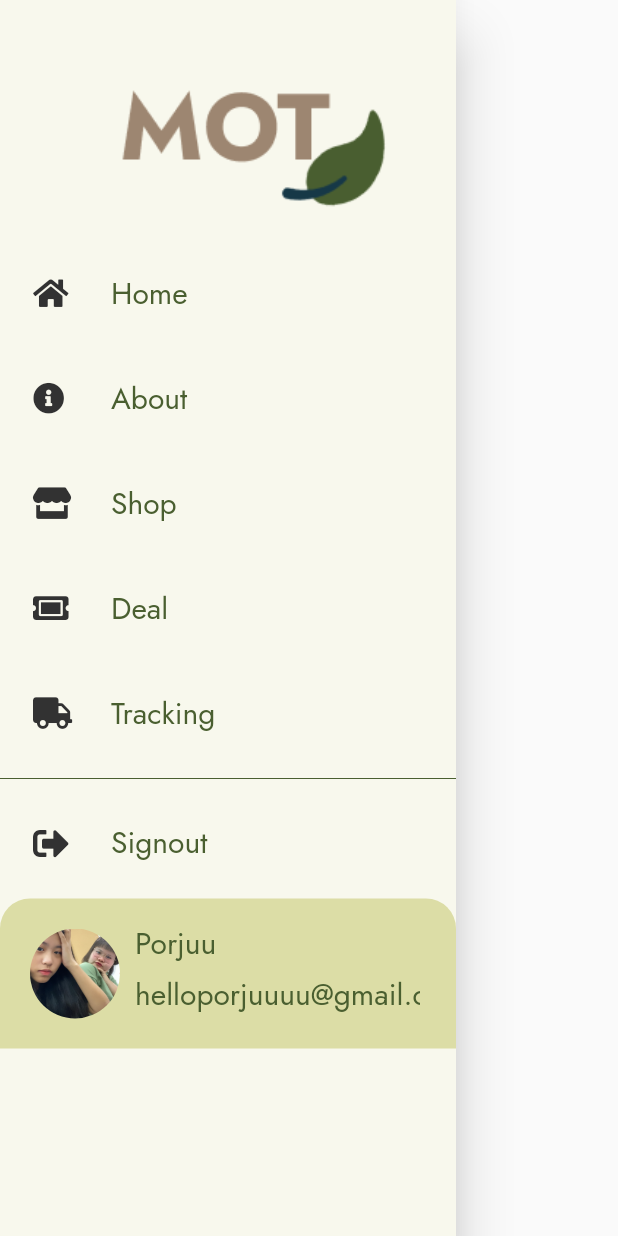
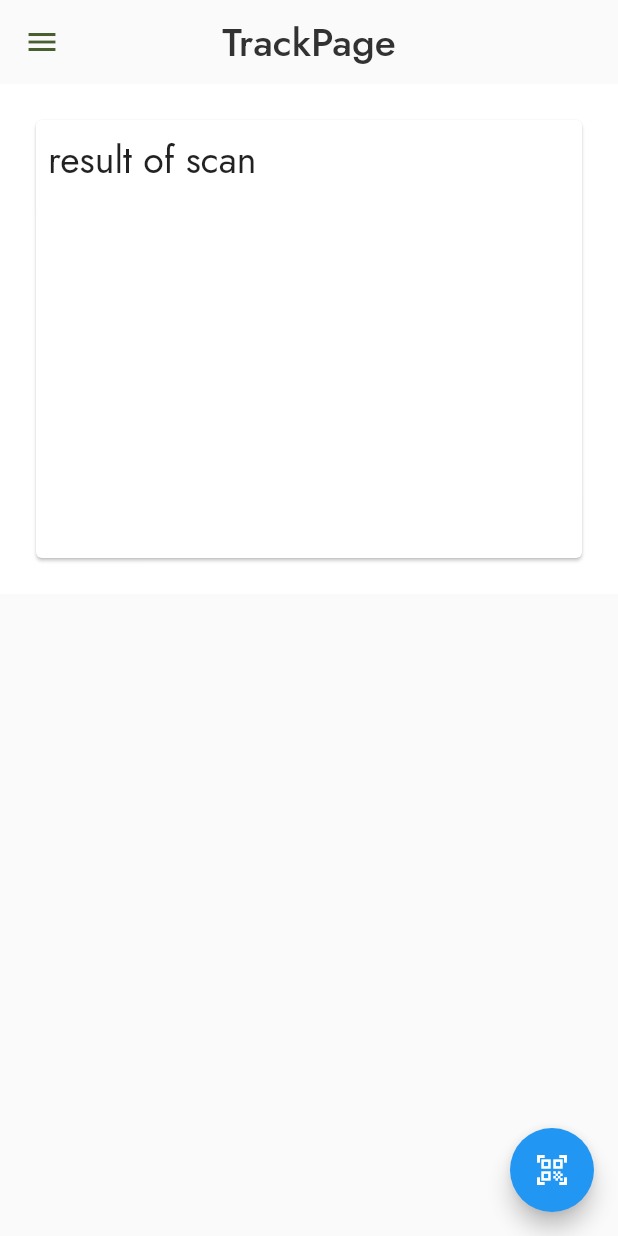
Before and after one commit to nuttavadeepj/motintegrated, a Flutter app: the NavigationDrawerWidget widget shown alone on an empty page, opened directly, after a tap on "Tracking", on a phone screen of 412 x 824 dp. Run offline on Flutter 3.47's test engine with Material 2 defaults, Android fonts, the phone set to English and light mode, and no system bars; our stand-ins replace font_awesome_flutter, getwidget; missing offline and left inert: qrscan.

Commit message:
[ADD] qrscan in tracking page kaa edok

```diff
--- /dev/null
+++ b/lib/screens/track.dart
@@ -0,0 +1,164 @@
+import 'dart:math';
+
+import 'package:flutter/material.dart';
+import 'package:intl/intl.dart';
+import 'package:motintegrated/widgets/hamburger.dart';
+import 'package:qrscan/qrscan.dart' as scanner;
+
+class TrackPage extends StatefulWidget {
+  @override
+  _TrackPageState createState() => _TrackPageState();
+}
+
+class _TrackPageState extends State<TrackPage> {
+  var scanresult = [];
+
+  @override
+  Widget build(BuildContext context) {
+    return Scaffold(
+      drawer: NavigationDrawerWidget(),
+      appBar: AppBar(
+        centerTitle: true,
+        title: Text(
+          'TrackPage',
+          style: TextStyle(
+              color: Color(0xFF323232), fontSize: 26, fontFamily: 'Jost'),
+        ),
+        iconTheme: IconThemeData(color: Color(0xFF4A5F30)),
+        backgroundColor: Colors.transparent,
+        elevation: 0.0,
+      ),
+      body: Container(
+        child: SizedBox(
+            height: 300,
+            width: double.infinity,
+            child: Card(
+              child: Padding(
+                padding: const EdgeInsets.all(8.0),
+                child: Column(
+                  crossAxisAlignment: CrossAxisAlignment.start,
+                  children: [
+                    Text(
+                      "result of scan",
+                      style: TextStyle(fontSize: 25),
+                    ),
+                    SizedBox(
+                      height: 20,
+                    ),
+                    ...scanresult
+                  ],
+                ),
+              ),
+            )),
+        padding: EdgeInsets.all(20.0),
+        decoration: BoxDecoration(
+          image: DecorationImage(
+            image: AssetImage("images/track.png"),
+            fit: BoxFit.cover,
+          ),
+        ),
+      ),
+      floatingActionButton: FloatingActionButton(
+        onPressed: startScan,
+        child: Icon(Icons.qr_code_scanner),
+      ),
+    );
+  }
+
+  startScan() async {
+    try {
+      await scanner.scanPhoto();
+    } catch (error) {}
+    var item = [
+      {
+        "id": "B234C1",
+        "name": "Orange Bag",
+      },
+      {
+        "id": "B456C2",
+        "name": "Purple Bag",
+      },
+      {
+        "id": "B789C3",
+        "name": "Pink Bag",
+      },
+      {
+        "id": "B123C4",
+        "name": "Orange Bag",
+      },
+      {
+        "id": "B456C5",
+        "name": "Purple Bag",
+      },
+      {
+        "id": "B789C6",
+        "name": "Pink Bag",
+      },
+      {
+        "id": "M123T1",
+        "name": "Orange Bag",
+      },
+      {
+        "id": "M456T2",
+        "name": "Purple Bag",
+      },
+      {
+        "id": "M789T3",
+        "name": "Pink Bag",
+      },
+      {
+        "id": "M123T4",
+        "name": "Orange Bag",
+      },
+      {
+        "id": "M456T5",
+        "name": "Purple Bag",
+      },
+      {
+        "id": "M789T6",
+        "name": "Pink Bag",
+      },
+      {
+        "id": "M123T7",
+        "name": "Orange Bag",
+      },
+      {
+        "id": "M456T8",
+        "name": "Purple Bag",
+      },
+      {
+        "id": "M789T9",
+        "name": "Pink Bag",
+      },
+      {
+        "id": "M123T10",
+        "name": "Orange Bag",
+      },
+      {
+        "id": "M456T11",
+        "name": "Purple Bag",
+      },
+      {
+        "id": "M789T12",
+        "name": "Pink Bag",
+      },
+      {
+        "id": "M123T13",
+        "name": "Orange Bag",
+      },
+      {
+        "id": "M456T14",
+        "name": "Purple Bag",
+      }
+    ];
+    var n = Random().nextInt(item.length);
+    setState(() {
+      scanresult.add(Container(
+          child: Column(children: [
+        Text("Id: ${item[n]["id"]}"),
+        Text("Name: ${item[n]["name"]}"),
+        Text("Scan date :${DateFormat('yyyy-MM-dd').format(DateTime.now())}")
+      ])));
+    });
+  }
+}
--- a/lib/widgets/hamburger.dart
+++ b/lib/widgets/hamburger.dart
@@ -4,6 +4,7 @@ import 'package:motintegrated/screens/home.dart';
 import 'package:motintegrated/screens/aboutus.dart';
 import 'package:motintegrated/screens/shop.dart';
 import 'package:motintegrated/screens/profile.dart';
+import 'package:motintegrated/screens/track.dart';
 
 class NavigationDrawerWidget extends StatelessWidget {
   final padding = EdgeInsets.symmetric(horizontal: 20);
@@ -65,7 +66,12 @@ class NavigationDrawerWidget extends StatelessWidget {
                 FaIcon(FontAwesomeIcons.truck,
                     size: 21, color: Color(0xff323232)),
                 'Tracking',
-                () => {}),
+                () => {
+                      Navigator.push(
+                        context,
+                        MaterialPageRoute(builder: (context) => TrackPage()),
+                      ),
+                    }),
             Divider(color: Color(0xff4A5F30)),
             CustomListTile(
                 FaIcon(FontAwesomeIcons.signOutAlt, color: Color(0xff323232)),
--- a/pubspec.yaml
+++ b/pubspec.yaml
@@ -30,6 +30,9 @@ dependencies:
   # The following adds the Cupertino Icons font to your application.
   # Use with the CupertinoIcons class for iOS style icons.
   cupertino_icons: ^1.0.2
+  qrscan: ^0.3.1
+  flutter_automation: ^1.4.0
+  intl: ^0.17.0
 
 dev_dependencies:
   flutter_test:
```
Also changed, not shown: images/track.png (added), pubspec.lock, 8 other files.
